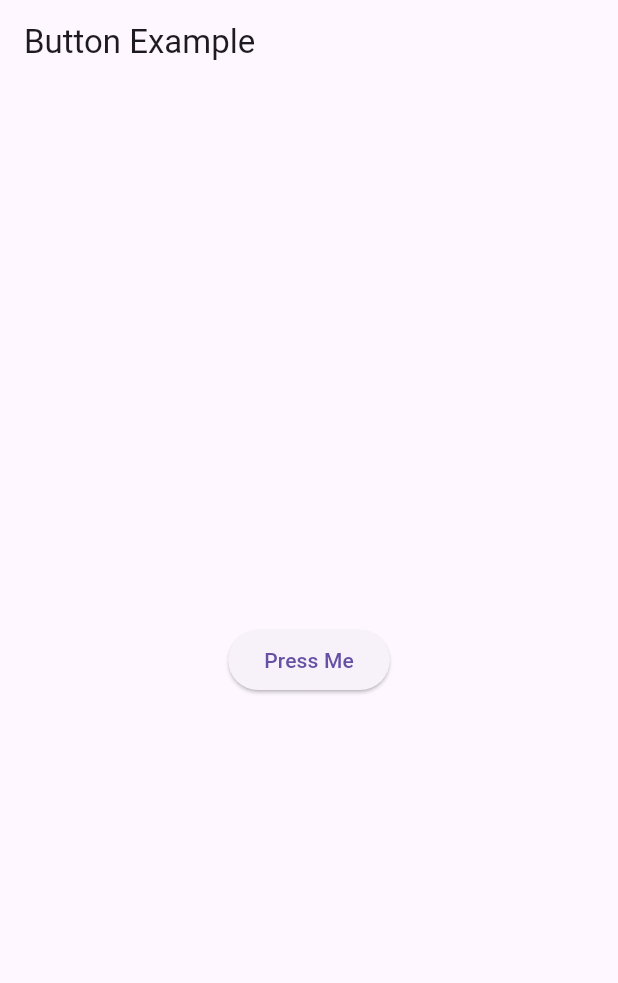
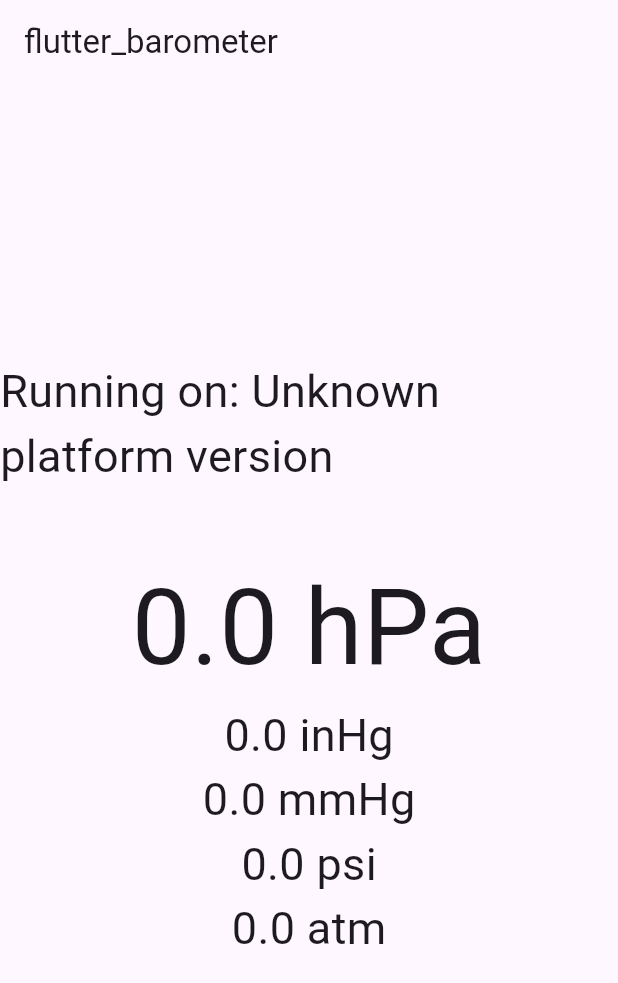
Before and after one commit to manystorms/mud_safety, a Flutter app: the screen it shows after launch, on a phone screen of 412 x 824 dp. Shown: the top 983 px of the screen. Run offline on Flutter 3.47's test engine with Material 3 defaults, Android fonts, the light colour scheme and no system bars; our stand-ins replace geolocator; missing offline and left inert: flutter_barometer.

Commit message:
barometer_test

```diff
--- a/lib/screen.dart
+++ b/lib/screen.dart
@@ -5,38 +5,98 @@ import 'package:mud_safety/get_gps.dart';
 import 'package:mud_safety/get_height.dart';
 import 'package:mud_safety/get_pressure.dart';
 
-class MyApp extends StatelessWidget {
-  Future<void> getPressure() async {
-    WidgetsFlutterBinding.ensureInitialized();
+import 'dart:async';
+import 'package:flutter/services.dart';
+import 'package:flutter_barometer/flutter_barometer.dart';
 
-    // 현재 압력 값을 가져오기 위해 currentPressure 메서드 호출
+class MyApp extends StatefulWidget {
+  @override
+  _MyAppState createState() => _MyAppState();
+}
+
+class _MyAppState extends State<MyApp> {
+  String _platformVersion = 'Unknown';
+  BarometerValue _currentPressure = BarometerValue(0.0);
+
+  @override
+  void initState() {
+    super.initState();
+    initPlatformState();
+    FlutterBarometer.currentPressureEvent.listen((event) {
+      setState(() {
+        _currentPressure = event;
+      });
+    });
+  }
+
+  // Platform messages are asynchronous, so we initialize in an async method.
+  Future<void> initPlatformState() async {
+    String platformVersion;
+    // Platform messages may fail, so we use a try/catch PlatformException.
+    // We also handle the message potentially returning null.
     try {
-      BarometerValue pressureValue = await FlutterBarometer.currentPressure;
-      // pressureValue에서 필요한 정보를 추출하여 사용
-      print('Current Pressure in hectopascal: ${pressureValue.hectpascal}');
-      print('Current Pressure in inch of Mercury: ${pressureValue.inchOfMercury}');
-      print('Current Pressure in millimeter of Mercury: ${pressureValue.millimeterOfMercury}');
-      print('Current Pressure in pounds per square inch: ${pressureValue.poundsSquareInch}');
-      print('Current Pressure in atmospheres: ${pressureValue.atm}');
-    } catch (error) {
-      // 오류 처리
-      print('Error fetching current pressure: $error');
+      platformVersion =
+          await FlutterBarometer.platformVersion ?? 'Unknown platform version';
+    } on PlatformException {
+      platformVersion = 'Failed to get platform version.';
     }
-}
+
+    // If the widget was removed from the tree while the asynchronous platform
+    // message was in flight, we want to discard the reply rather than calling
+    // setState to update our non-existent appearance.
+    if (!mounted) return;
+
+    setState(() {
+      _platformVersion = platformVersion;
+    });
+  }
 
   @override
   Widget build(BuildContext context) {
     return MaterialApp(
       home: Scaffold(
         appBar: AppBar(
-          title: Text('Button Example'),
+          title: const Text('flutter_barometer'),
         ),
         body: Center(
-          child: ElevatedButton(
-            onPressed: () {
-              future: getPressure();
-            },
-            child: Text('Press Me'),
+          child: Column(
+            mainAxisAlignment: MainAxisAlignment.center,
+            children: [
+              Text(
+                'Running on: $_platformVersion\n',
+                style: TextStyle(fontSize: 30),
+              ),
+              Text(
+                '${(_currentPressure.hectpascal * 1000).round() / 1000} hPa',
+                style: TextStyle(
+                  fontSize: 70,
+                ),
+              ),
+              Text(
+                '${(_currentPressure.inchOfMercury * 1000).round() / 1000} inHg',
+                style: TextStyle(
+                  fontSize: 30,
+                ),
+              ),
+              Text(
+                '${(_currentPressure.millimeterOfMercury * 1000).round() / 1000} mmHg',
+                style: TextStyle(
+                  fontSize: 30,
+                ),
+              ),
+              Text(
+                '${(_currentPressure.poundsSquareInch * 1000).round() / 1000} psi',
+                style: TextStyle(
+                  fontSize: 30,
+                ),
+              ),
+              Text(
+                '${(_currentPressure.atm * 1000).round() / 1000} atm',
+                style: TextStyle(
+                  fontSize: 30,
+                ),
+              ),
+            ],
           ),
         ),
       ),
--- a/pubspec.yaml
+++ b/pubspec.yaml
@@ -31,6 +31,7 @@ dependencies:
   flutter:
     sdk: flutter
 
+  flutter_barometer: ^0.1.0
 
   # The following adds the Cupertino Icons font to your application.
   # Use with the CupertinoIcons class for iOS style icons.
```
Also changed, not shown: pubspec.lock, 1 other file.
